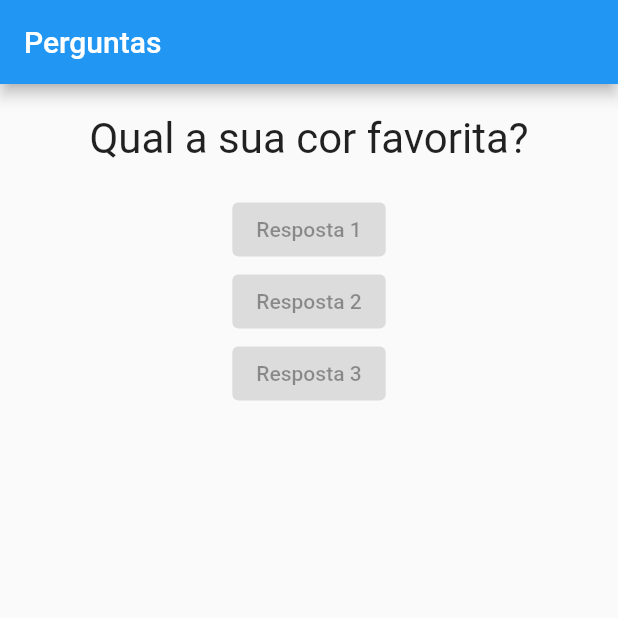
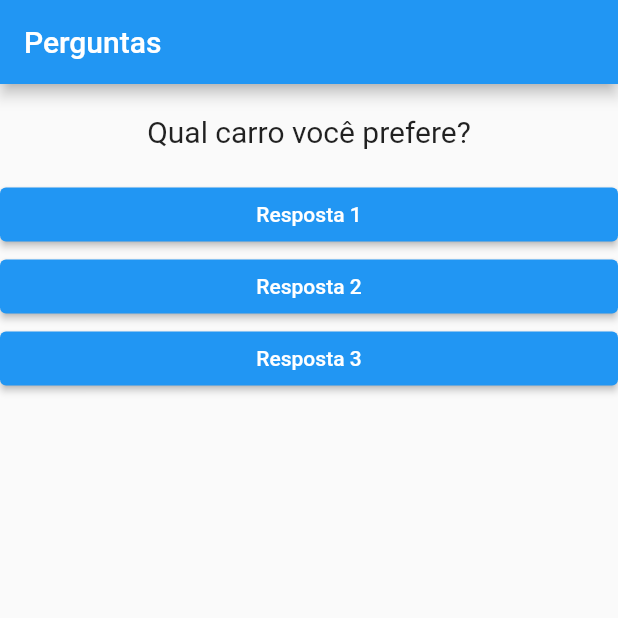
Before and after one commit to Rezende-Fabio/Quiz-Flutter, a Flutter app: the screen it shows after launch, on a phone screen of 412 x 824 dp, the top half of it. Run offline on Flutter 3.47's test engine with Material 2 defaults, Android fonts, the phone set to English and light mode, and no system bars.

Commit message:
new questions

```diff
--- a/lib/main.dart
+++ b/lib/main.dart
@@ -11,14 +11,23 @@ class _PerguntaAppState extends State<PerguntaApp> {
     setState(() {
       _perguntaSelecionada++;
     });
-    print(_perguntaSelecionada);
   }
 
   @override
   Widget build(BuildContext context) {
     final perguntas = [
-      "Qual a sua cor favorita?",
-      "Qual o seu animal favorito?",
+      {
+        "texto": "Qual carro você prefere?",
+        "resposta": ["Supra", "GTR R34", "Lancer Evo", "WRX STI"]
+      },
+      {
+        "texto": "Qual  potência ideial?",
+        "resposta": ["350 CV", "400 CV", "250 CV", "700 CV"]
+      },
+      {
+        "texto": "Cor do carro?",
+        "resposta": ["Azul Marinho", "Vermelho", "Preto", "Branco"]
+      }
     ];
 
     return MaterialApp(
@@ -28,10 +37,10 @@ class _PerguntaAppState extends State<PerguntaApp> {
         ),
         body: Column(
           children: [
-            Questao(perguntas[_perguntaSelecionada]),
-            Resposta("Resposta 1"),
-            Resposta("Resposta 2"),
-            Resposta("Resposta 3"),
+            Questao(perguntas[_perguntaSelecionada]["texto"].toString()),
+            Resposta("Resposta 1", _responder),
+            Resposta("Resposta 2", _responder),
+            Resposta("Resposta 3", _responder),
           ],
         ),
       ),
--- a/lib/questao.dart
+++ b/lib/questao.dart
@@ -16,9 +16,9 @@ class Questao extends StatelessWidget {
       child: Text(
         texto,
         style: TextStyle(
-          fontSize: 28,
+          fontSize: 20
         ),
-        textAlign:  TextAlign.center,
+        textAlign: TextAlign.center,
         ),
     );
   }
--- a/lib/resposta.dart
+++ b/lib/resposta.dart
@@ -4,14 +4,22 @@ import 'package:flutter/material.dart';
 
 class Resposta extends StatelessWidget {
   final String textoBotao;
+  final void Function() onSelect;
 
-  Resposta(this.textoBotao);
+  Resposta(this.textoBotao, this.onSelect);
 
   @override
   Widget build(BuildContext context) {
-    return ElevatedButton(
-      child: Text(textoBotao),
-      onPressed: null,
+    return Container(
+      width: double.infinity,
+      child: ElevatedButton(
+        child: Text(textoBotao),
+        style: ElevatedButton.styleFrom(
+          backgroundColor: Colors.blue,
+          foregroundColor: Colors.white
+        ),
+        onPressed: onSelect,
+      ),
     );
   }
 }
```
